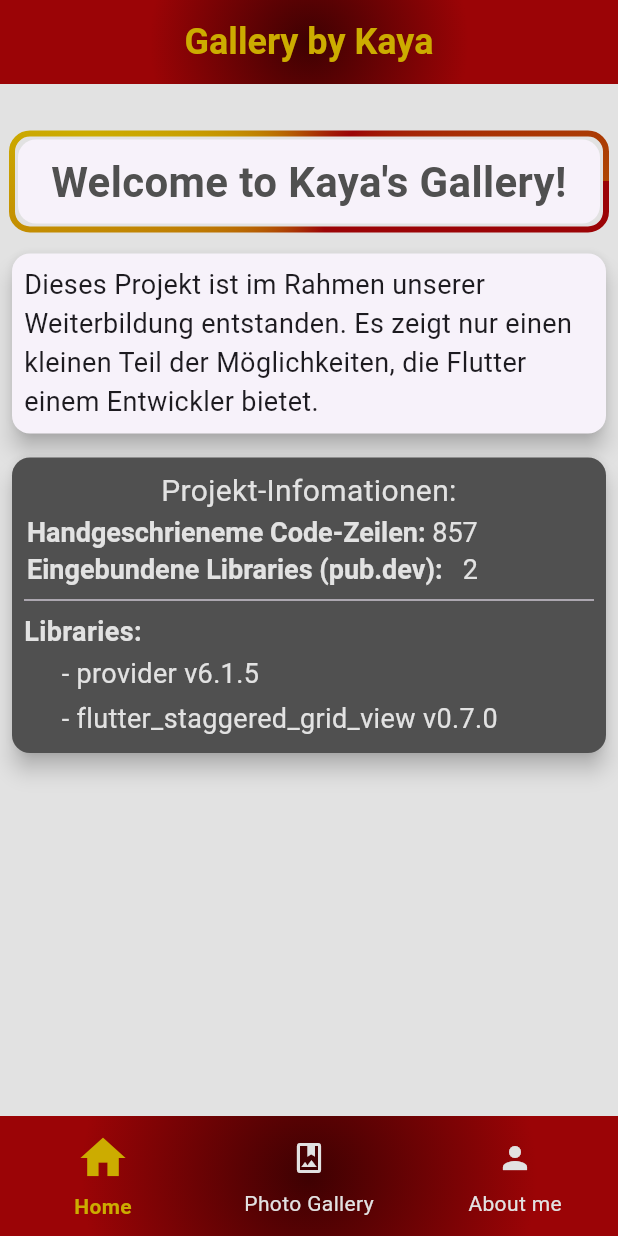
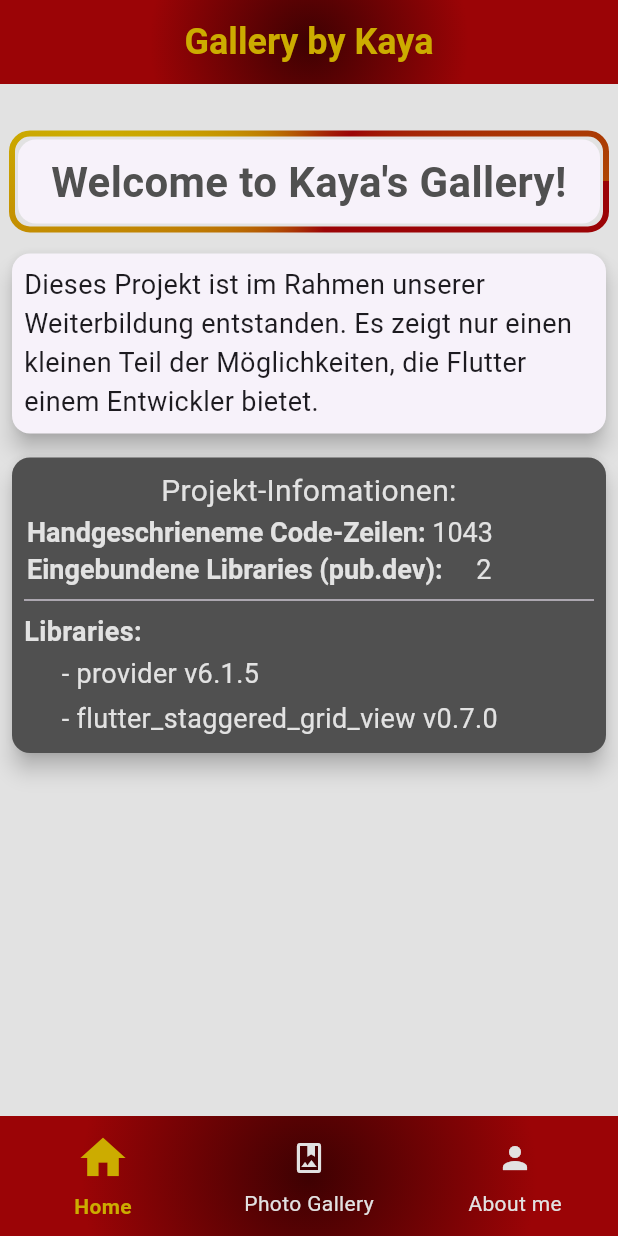
Before and after one commit to Dragon-InterActive/p15_photo_gallery, a Flutter app: the screen it shows after launch, on a phone screen of 412 x 824 dp. Run offline on Flutter 3.47's test engine with Material 3 defaults, Android fonts, the phone set to English and light mode, and no system bars.

Commit message:
Updated counts

```diff
--- a/lib/features/home/home.dart
+++ b/lib/features/home/home.dart
@@ -124,7 +124,7 @@ class Home extends StatelessWidget {
                         padding: const EdgeInsets.all(2),
                         child: RichTextRow(
                           firstText: 'Handgeschrieneme Code-Zeilen: ',
-                          secondText: '857', // ohne Home
+                          secondText: '1043', // ohne Home
                           fontSize: 18,
                           firstFontWeight: FontWeight.bold,
                           secondFontWeight: FontWeight.normal,
@@ -134,7 +134,7 @@ class Home extends StatelessWidget {
                       Padding(
                         padding: const EdgeInsets.all(2),
                         child: RichTextRow(
-                          firstText: 'Eingebundene Libraries (pub.dev):   ',
+                          firstText: 'Eingebundene Libraries (pub.dev):     ',
                           secondText: '2', // ohne Home & richtextrow
                           fontSize: 18,
                           firstFontWeight: FontWeight.bold,
```
